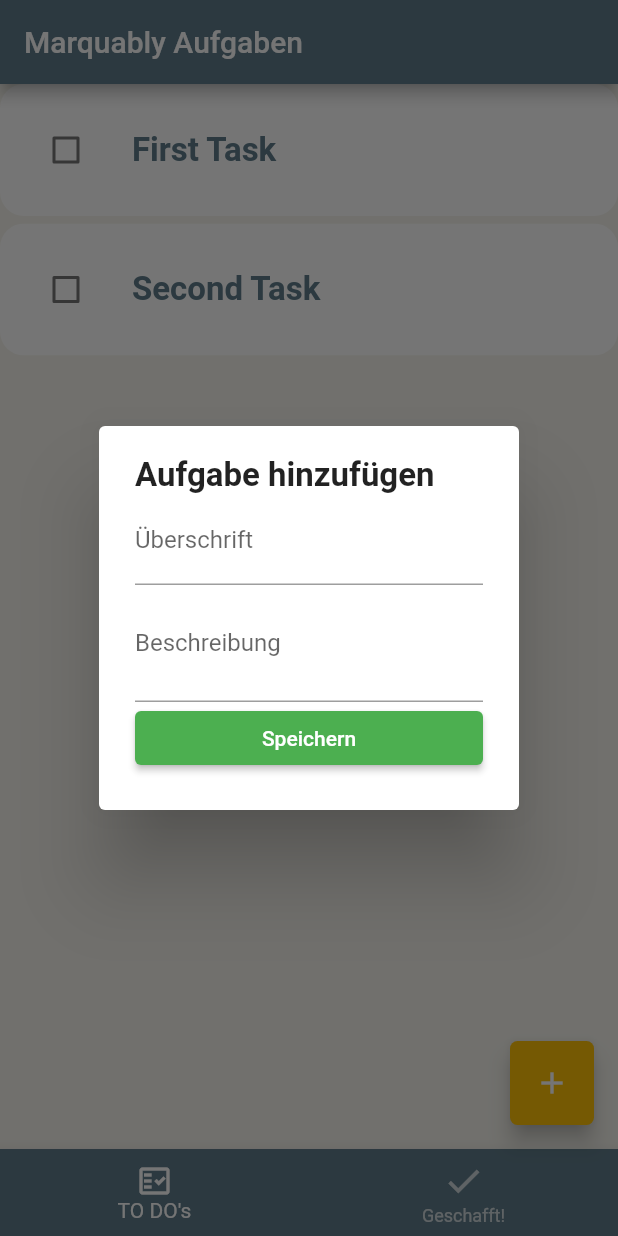
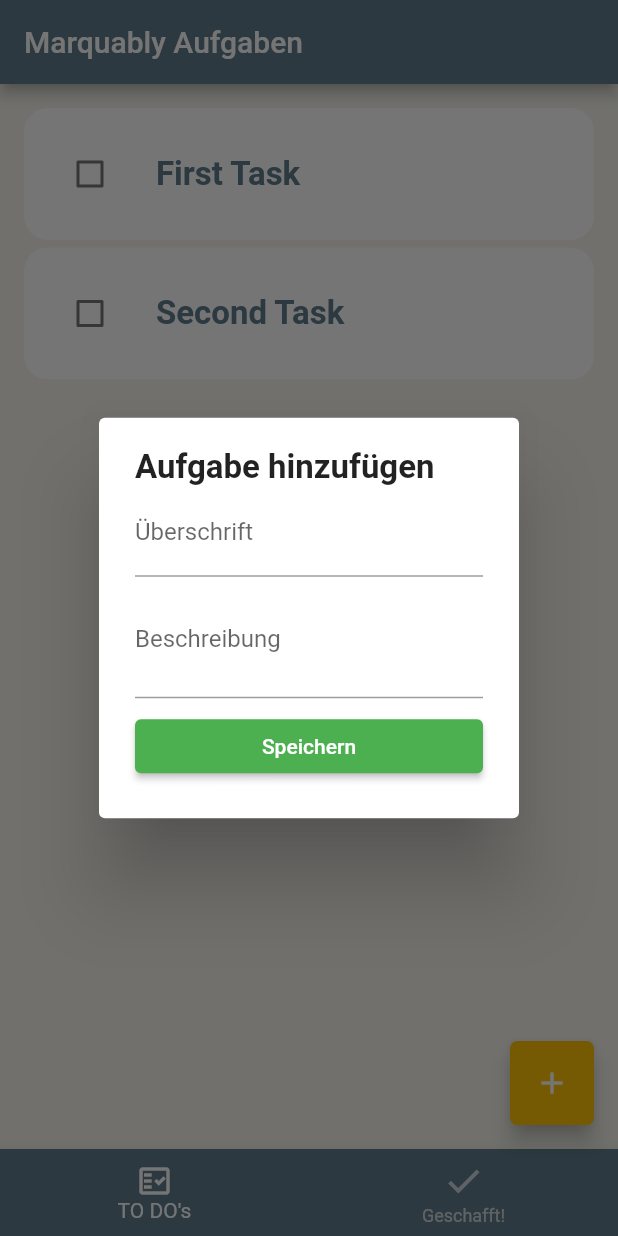
Before and after one commit to Lenzia207/marq_app, a Flutter app: the screen it shows after launch, after a tap on the "add" icon, on a phone screen of 412 x 824 dp. Run offline on Flutter 3.47's test engine with Material 2 defaults, Android fonts, the phone set to English and light mode, and no system bars; drawn by our look-alikes of flutter_slidable; our stand-ins replace flutter_hooks, flutter_riverpod, hooks_riverpod.

Commit message:
other fixes

```diff
--- a/lib/main.dart
+++ b/lib/main.dart
@@ -1,5 +1,6 @@
 import 'package:flutter/material.dart'; //contains build in widgets + base class to create own widgets
 import 'package:marq_app/page/overview_page.dart';
+// ignore: depend_on_referenced_packages
 import 'package:flutter_riverpod/flutter_riverpod.dart';
 
 void main() => runApp(const ProviderScope(child: MyApp()));
--- a/lib/page/overview_page.dart
+++ b/lib/page/overview_page.dart
@@ -8,6 +8,7 @@ class OverviewPage extends StatefulWidget {
   const OverviewPage({Key? key}) : super(key: key);
 
   @override
+  // ignore: library_private_types_in_public_api
   _OverviewPageState createState() => _OverviewPageState();
 }
 
@@ -49,12 +50,12 @@ class _OverviewPageState extends State<OverviewPage> {
       //Add TO DO Task BUTTON
       floatingActionButton: FloatingActionButton(
         shape: RoundedRectangleBorder(borderRadius: BorderRadius.circular(5)),
-        child: const Icon(Icons.add),
         backgroundColor: Colors.amber,
         onPressed: (() => showDialog(
               builder: (context) => AddTodoDialog(),
               context: context,
             )),
+        child: const Icon(Icons.add),
       ),
     );
   }
--- a/lib/provider/todo_provider.dart
+++ b/lib/provider/todo_provider.dart
@@ -1,5 +1,5 @@
+// ignore: depend_on_referenced_packages
 import 'package:flutter_riverpod/flutter_riverpod.dart';
-import 'package:flutter/cupertino.dart';
 import 'package:marq_app/model/todo_model.dart';
 
 /* @immutable
--- a/lib/widget/todo_form_widget.dart
+++ b/lib/widget/todo_form_widget.dart
@@ -29,9 +29,9 @@ class TodoFormWidget extends StatelessWidget {
           mainAxisSize: MainAxisSize.min,
           children: [
             buildTitle(),
-            // const SizedBox(height: 3),
+            const SizedBox(height: 3),
             buildDescription(),
-            // const SizedBox(height: 8),
+            const SizedBox(height: 8),
             buildSaveBtn()
           ],
         ),
@@ -45,7 +45,7 @@ class TodoFormWidget extends StatelessWidget {
 
         //check validator in Dialog Widget
         validator: (title) {
-          if (title!.isEmpty || title == null) {
+          if (title!.isEmpty) {
             return 'Bitte trage eine Überschrift ein';
           }
           return null;
--- a/lib/widget/todo_list_widget.dart
+++ b/lib/widget/todo_list_widget.dart
@@ -1,17 +1,16 @@
-import 'dart:developer';
 import 'package:flutter/material.dart';
-import 'package:flutter_riverpod/flutter_riverpod.dart';
 import 'package:marq_app/widget/todo_widget.dart';
 import 'package:marq_app/model/todo_model.dart';
 import 'package:marq_app/provider/todo_provider.dart';
+import 'package:hooks_riverpod/hooks_riverpod.dart';
 
-class TodoListWidget extends ConsumerWidget {
+class TodoListWidget extends HookConsumerWidget {
   const TodoListWidget({Key? key}) : super(key: key);
 
   @override
   Widget build(BuildContext context, WidgetRef ref) {
     List<Todo> todos = ref.watch(todosProvider);
-    inspect(todos);
+    //inspect(todos);
 
     //Render the todos in a scrollable list view --> ListView()
     return todos.isEmpty
@@ -22,7 +21,7 @@ class TodoListWidget extends ConsumerWidget {
           ))
         : ListView.separated(
             physics: const BouncingScrollPhysics(),
-            //padding: const EdgeInsets.all(16),
+            padding: const EdgeInsets.all(16),
             separatorBuilder: (context, index) => Container(height: 5),
             itemCount: todos.length,
             itemBuilder: (context, index) {
--- a/lib/widget/todo_widget.dart
+++ b/lib/widget/todo_widget.dart
@@ -17,10 +17,10 @@ class TodoWidget extends HookConsumerWidget {
     ref.read(todosProvider.notifier).removeTodo(todo.id);
 
     final snackBar = SnackBar(
-      duration: Duration(seconds: 20),
-      content: Text("Wird gelöscht"),
+      duration: const Duration(seconds: 20),
+      content: const Text("Wird gelöscht"),
       action: SnackBarAction(
-        label: 'Dismiss',
+        label: 'Undo',
         onPressed: () {},
       ),
     );
```
